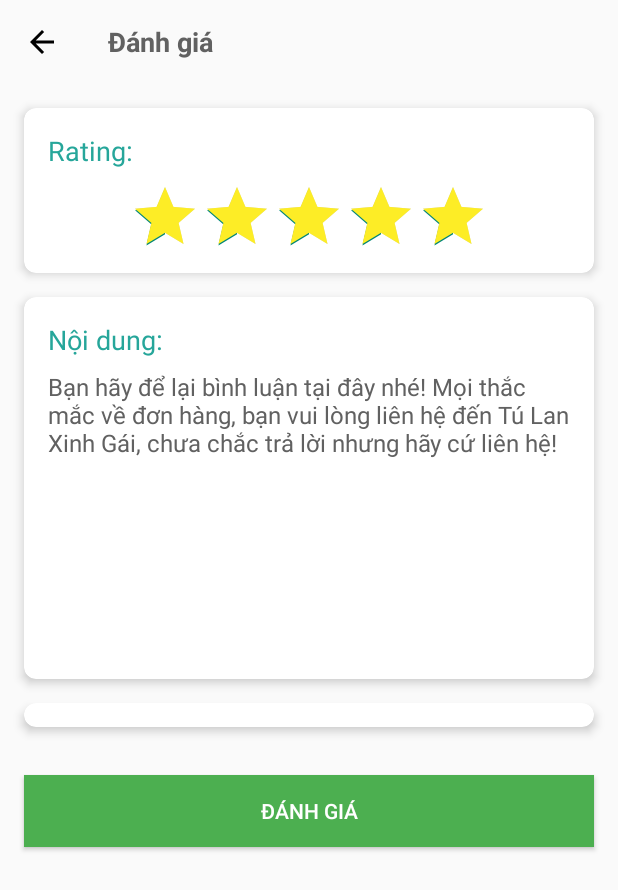
After one commit to LuongNguyenDuc273/App-Cay-Canh, an Android app: the layout activity_review.xml on its own in the app's theme, with its tools: preview values and no code run, on a phone screen of 412 x 824 dp. The commit adds this screen. Shown: the top 890 px of the screen. Run offline under Robolectric (Android 15) with nearby library versions, the phone set to English and light mode, and no system bars.

Commit message:
Them review

```diff
--- a/app/build.gradle.kts
+++ b/app/build.gradle.kts
@@ -49,4 +49,6 @@ dependencies {
     androidTestImplementation(libs.ext.junit)
     androidTestImplementation(libs.espresso.core)
     implementation(libs.playServicesAuth)
+    implementation("com.google.android.material:material:1.11.0")  // hoặc version mới hơn
+
 }
--- a/app/src/main/AndroidManifest.xml
+++ b/app/src/main/AndroidManifest.xml
@@ -12,6 +12,9 @@
         android:supportsRtl="true"
         android:theme="@style/Theme.AppCayCanh"
         tools:targetApi="31">
+        <activity
+            android:name=".Review"
+            android:exported="false" />
         <activity
             android:name=".ProductAdmin"
             android:exported="false" />
--- /dev/null
+++ b/app/src/main/java/com/adrnc_g02/appcaycanh/Review.java
@@ -0,0 +1,24 @@
+package com.adrnc_g02.appcaycanh;
+
+import android.os.Bundle;
+
+import androidx.activity.EdgeToEdge;
+import androidx.appcompat.app.AppCompatActivity;
+import androidx.core.graphics.Insets;
+import androidx.core.view.ViewCompat;
+import androidx.core.view.WindowInsetsCompat;
+
+public class Review extends AppCompatActivity {
+
+    @Override
+    protected void onCreate(Bundle savedInstanceState) {
+        super.onCreate(savedInstanceState);
+        EdgeToEdge.enable(this);
+        setContentView(R.layout.activity_review);
+        ViewCompat.setOnApplyWindowInsetsListener(findViewById(R.id.main), (v, insets) -> {
+            Insets systemBars = insets.getInsets(WindowInsetsCompat.Type.systemBars());
+            v.setPadding(systemBars.left, systemBars.top, systemBars.right, systemBars.bottom);
+            return insets;
+        });
+    }
+}
--- /dev/null
+++ b/app/src/main/res/layout/activity_review.xml
@@ -0,0 +1,149 @@
+<?xml version="1.0" encoding="utf-8"?>
+<androidx.constraintlayout.widget.ConstraintLayout xmlns:android="http://schemas.android.com/apk/res/android"
+    xmlns:app="http://schemas.android.com/apk/res-auto"
+    xmlns:tools="http://schemas.android.com/tools"
+    android:id="@+id/main"
+    android:layout_width="match_parent"
+    android:layout_height="match_parent"
+    tools:context=".Review">
+
+    <androidx.appcompat.widget.Toolbar
+        android:id="@+id/toolbar"
+        android:layout_width="match_parent"
+        android:layout_height="wrap_content"
+        app:layout_constraintTop_toTopOf="parent"
+        app:navigationIcon="@drawable/ic_back">
+
+        <TextView
+            android:layout_width="wrap_content"
+            android:layout_height="wrap_content"
+            android:text="Đánh giá"
+            android:textColor="@color/dark_gray"
+            android:textSize="18sp"
+            android:textStyle="bold" />
+    </androidx.appcompat.widget.Toolbar>
+
+    <ScrollView
+        android:layout_width="match_parent"
+        android:layout_height="0dp"
+        app:layout_constraintTop_toBottomOf="@id/toolbar"
+        app:layout_constraintBottom_toBottomOf="parent">
+
+        <LinearLayout
+            android:layout_width="match_parent"
+            android:layout_height="wrap_content"
+            android:orientation="vertical">
+
+            <!-- Rating Card -->
+            <androidx.cardview.widget.CardView
+                android:layout_width="match_parent"
+                android:layout_height="wrap_content"
+                android:layout_margin="16dp"
+                app:cardCornerRadius="8dp"
+                app:cardElevation="4dp"
+                app:strokeWidth="4dp"
+                app:strokeColor="@color/green_dark">
+
+                <LinearLayout
+                    android:layout_width="match_parent"
+                    android:layout_height="110dp"
+                    android:orientation="vertical"
+                    android:padding="16dp">
+
+                    <TextView
+                        android:layout_width="wrap_content"
+                        android:layout_height="wrap_content"
+                        android:text="Rating:"
+                        android:textSize="18sp"
+                        android:textColor="@color/green_dark"
+                        android:layout_marginBottom="8dp" />
+
+                    <RatingBar
+                        android:id="@+id/ratingBar"
+                        android:layout_width="wrap_content"
+                        android:layout_height="wrap_content"
+                        android:layout_gravity="center_horizontal"
+                        android:numStars="5"
+                        android:stepSize="1"
+                        android:rating="5"
+                        android:progressTint="@color/yellow"
+                        android:tint="@color/green_light"
+                        android:scaleX="1.0"
+                        android:scaleY="1.0" />
+
+                </LinearLayout>
+            </androidx.cardview.widget.CardView>
+
+            <!-- Comment Card -->
+            <androidx.cardview.widget.CardView
+                android:layout_width="match_parent"
+                android:layout_height="wrap_content"
+                android:layout_marginStart="16dp"
+                android:layout_marginEnd="16dp"
+                android:layout_marginBottom="16dp"
+                app:cardCornerRadius="8dp"
+                app:cardElevation="4dp"
+                app:strokeWidth="4dp"
+                app:strokeColor="@color/green_dark">
+
+                <LinearLayout
+                    android:layout_width="match_parent"
+                    android:layout_height="wrap_content"
+                    android:orientation="vertical"
+                    android:padding="16dp">
+
+                    <TextView
+                        android:layout_width="wrap_content"
+                        android:layout_height="wrap_content"
+                        android:text="Nội dung:"
+                        android:textSize="18sp"
+                        android:textColor="@color/green_dark"
+                        android:layout_marginBottom="8dp" />
+
+                    <EditText
+                        android:id="@+id/commentEditText"
+                        android:layout_width="match_parent"
+                        android:layout_height="190dp"
+                        android:background="@android:color/transparent"
+                        android:gravity="top"
+                        android:hint="Bạn hãy để lại bình luận tại đây nhé! Mọi thắc mắc về đơn hàng, bạn vui lòng liên hệ đến Tú Lan Xinh Gái, chưa chắc trả lời nhưng hãy cứ liên hệ!"
+                        android:textColorHint="@color/dark_gray"
+                        android:textSize="16sp" />
+
+                </LinearLayout>
+            </androidx.cardview.widget.CardView>
+
+            <!-- Order Items Card -->
+            <androidx.cardview.widget.CardView
+                android:layout_width="match_parent"
+                android:layout_height="wrap_content"
+                android:layout_marginStart="16dp"
+                android:layout_marginEnd="16dp"
+                android:layout_marginBottom="16dp"
+                app:cardCornerRadius="8dp"
+                app:cardElevation="4dp"
+                app:strokeWidth="4dp"
+                app:strokeColor="@color/green_dark">
+
+                <androidx.recyclerview.widget.RecyclerView
+                    android:id="@+id/orderItemsRecyclerView"
+                    android:layout_width="match_parent"
+                    android:layout_height="wrap_content"
+                    android:padding="8dp" />
+
+            </androidx.cardview.widget.CardView>
+
+            <Button
+                android:id="@+id/btn_submit_review"
+                android:layout_width="match_parent"
+                android:layout_height="wrap_content"
+                android:layout_margin="16dp"
+                android:padding="8dp"
+                android:text="Đánh giá"
+                android:background="@color/green"
+                android:textColor="@color/white"/>
+
+        </LinearLayout>
+    </ScrollView>
+
+</androidx.constraintlayout.widget.ConstraintLayout>
--- a/app/src/main/res/values/colors.xml
+++ b/app/src/main/res/values/colors.xml
@@ -7,6 +7,7 @@
     <color name="red">#F44336</color>
     <color name="blue">#2196F3</color>
     <color name="orange">#FF9800</color>
+    <color name="yellow">#FDED26</color>
     <color name="transparent">#00000000</color>
     <color name="gray">#9E9E9E</color>
     <color name="dark_gray">#616161</color>
```
